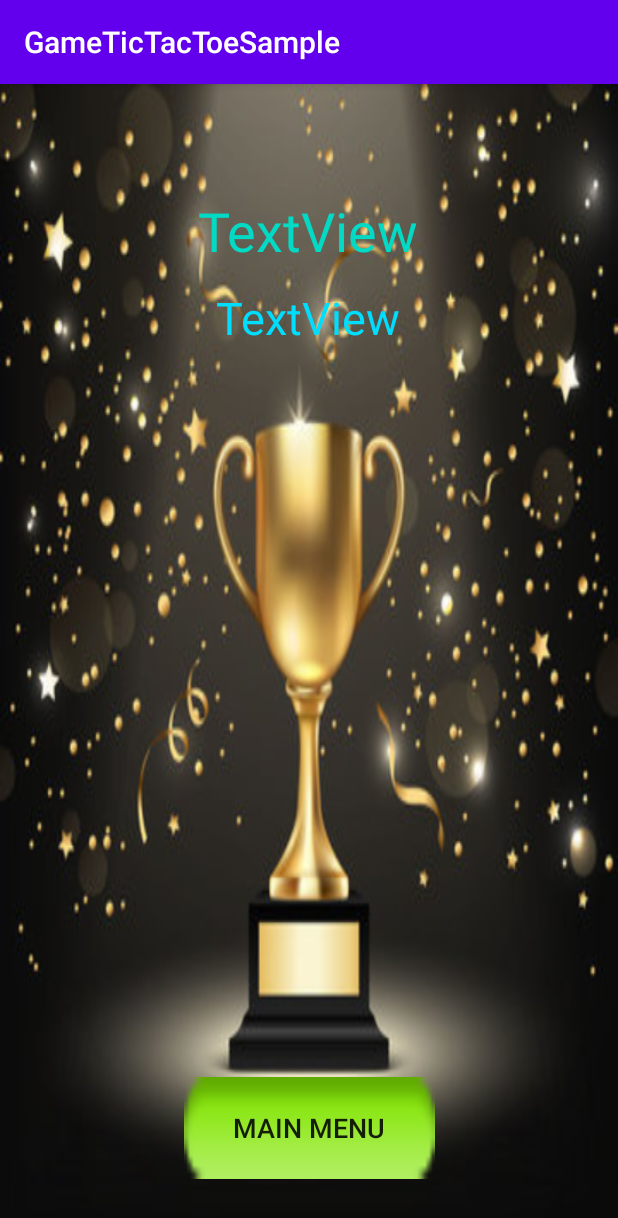
After one commit to varun-rajareddy/TicTocToe, an Android app: the Activity4 screen opened directly, with no data from a screen before it, on a phone screen of 412 x 824 dp. The commit adds this screen. Shown: the top 1218 px of the screen. Run offline under Robolectric (Android 15) with nearby library versions, the phone set to English and light mode, and no system bars; our stand-ins replace Firebase (no records; nobody signed in at launch, a user with empty details on screens opened directly).

Commit message:
3rd commit

```diff
--- /dev/null
+++ b/app/src/main/java/com/example/gametictactoesample/Activity4.java
@@ -0,0 +1,66 @@
+package com.example.gametictactoesample;
+
+import androidx.annotation.NonNull;
+import androidx.appcompat.app.AppCompatActivity;
+
+import android.os.Bundle;
+import android.widget.Button;
+import android.widget.TextView;
+import android.widget.Toast;
+
+import com.google.android.gms.tasks.OnFailureListener;
+import com.google.android.gms.tasks.OnSuccessListener;
+import com.google.firebase.firestore.DocumentSnapshot;
+import com.google.firebase.firestore.FirebaseFirestore;
+
+import static com.example.gametictactoesample.Activity3game.KEY_WINNER_NAME;
+import static com.example.gametictactoesample.Activity3game.KEY_WIN_SCORE;
+
+public class Activity4 extends AppCompatActivity {
+    public FirebaseFirestore db = FirebaseFirestore.getInstance();
+
+    TextView textViewWinnerName;
+    TextView textViewWinnerScore;
+    Button buttonMainMenu;
+
+    @Override
+    protected void onCreate(Bundle savedInstanceState) {
+        super.onCreate(savedInstanceState);
+        setContentView(R.layout.activity_4);
+
+        textViewWinnerName = findViewById(R.id.textView_winner_name);
+        textViewWinnerScore = findViewById(R.id.textView_winner_score);
+
+        buttonMainMenu = findViewById(R.id.button_main_menu);
+         loadScoreWinner();
+    }
+
+    private void loadScoreWinner() {
+
+        db.collection("GameScore").document("Tic tac toe winner notes").get()
+                .addOnSuccessListener(new OnSuccessListener<DocumentSnapshot>() {
+                    @Override
+                    public void onSuccess(DocumentSnapshot documentSnapshot) {
+                        if (documentSnapshot.exists()) {
+                            String WinnerName = documentSnapshot.getString(KEY_WINNER_NAME);
+                            String WinnerScore = documentSnapshot.getString(KEY_WIN_SCORE);
+
+                            //Map<String, Object> note = documentSnapshot.getData();
+                            textViewWinnerName.setText(WinnerName + " has Won!");
+                            textViewWinnerScore.setText("Score : " + WinnerScore);
+                        } else {
+                            Toast.makeText(Activity4.this, "Document does not exist", Toast.LENGTH_SHORT).show();
+                        }
+                    }
+                })
+                .addOnFailureListener(new OnFailureListener() {
+                    @Override
+                    public void onFailure(@NonNull Exception e) {
+                        Toast.makeText(Activity4.this, "Error!", Toast.LENGTH_SHORT).show();
+                        // Log.d(TAG, e.toString());
+                    }
+                });
+    }
+
+
+}
--- a/app/src/main/java/com/example/gametictactoesample/MainActivity.java
+++ b/app/src/main/java/com/example/gametictactoesample/MainActivity.java
@@ -22,7 +22,7 @@ import java.util.Map;
 public class MainActivity extends AppCompatActivity {
 
 
-    public static final String TAG = "MainActivity";
+   public static final String TAG = "MainActivity";
     public static final String KEY_NAME1 = "name1";
     public static final String KEY_NAME2 = "name2";
 
--- a/app/src/main/res/layout/activity_2.xml
+++ b/app/src/main/res/layout/activity_2.xml
@@ -18,6 +18,7 @@
         android:layout_marginEnd="28dp"
         android:layout_marginRight="28dp"
         android:text="Welcome to the Game"
+        android:textColor="@color/colorPrimary"
         android:textSize="28sp"
         app:layout_constraintEnd_toEndOf="parent"
         app:layout_constraintHorizontal_bias="1.0"
--- /dev/null
+++ b/app/src/main/res/layout/activity_4.xml
@@ -0,0 +1,57 @@
+<?xml version="1.0" encoding="utf-8"?>
+<androidx.constraintlayout.widget.ConstraintLayout xmlns:android="http://schemas.android.com/apk/res/android"
+    xmlns:app="http://schemas.android.com/apk/res-auto"
+    xmlns:tools="http://schemas.android.com/tools"
+    android:layout_width="match_parent"
+    android:layout_height="match_parent"
+    android:background="@drawable/winnerimage"
+    tools:context=".Activity4" >
+
+    <TextView
+        android:id="@+id/textView_winner_name"
+        android:layout_width="wrap_content"
+        android:layout_height="wrap_content"
+        android:layout_marginStart="132dp"
+        android:layout_marginLeft="132dp"
+        android:layout_marginTop="73dp"
+        android:layout_marginEnd="133dp"
+        android:layout_marginRight="133dp"
+        android:text="TextView"
+        android:textColor="?attr/colorAccent"
+        android:textSize="36sp"
+        app:layout_constraintEnd_toEndOf="parent"
+        app:layout_constraintStart_toStartOf="parent"
+        app:layout_constraintTop_toTopOf="parent" />
+
+    <TextView
+        android:id="@+id/textView_winner_score"
+        android:layout_width="wrap_content"
+        android:layout_height="wrap_content"
+        android:layout_marginStart="132dp"
+        android:layout_marginLeft="132dp"
+        android:layout_marginTop="13dp"
+        android:layout_marginEnd="133dp"
+        android:layout_marginRight="133dp"
+        android:text="TextView"
+        android:textColor="@android:color/holo_blue_bright"
+        android:textSize="30sp"
+        app:layout_constraintEnd_toEndOf="parent"
+        app:layout_constraintStart_toStartOf="parent"
+        app:layout_constraintTop_toBottomOf="@+id/textView_winner_name" />
+
+    <Button
+        android:id="@+id/button_main_menu"
+        android:layout_width="167dp"
+        android:layout_height="68dp"
+        android:layout_marginStart="122dp"
+        android:layout_marginLeft="122dp"
+        android:layout_marginEnd="122dp"
+        android:layout_marginRight="122dp"
+        android:layout_marginBottom="38dp"
+        android:background="@android:drawable/button_onoff_indicator_on"
+        android:text="Main Menu"
+        android:textSize="18sp"
+        app:layout_constraintBottom_toBottomOf="parent"
+        app:layout_constraintEnd_toEndOf="parent"
+        app:layout_constraintStart_toStartOf="parent" />
+</androidx.constraintlayout.widget.ConstraintLayout>
--- a/app/src/main/res/layout/activity_main.xml
+++ b/app/src/main/res/layout/activity_main.xml
@@ -19,7 +19,7 @@
         android:layout_marginRight="113dp"
         android:text="Tic Tac Toe"
         android:textAppearance="@style/TextAppearance.AppCompat.Body1"
-
+        android:textColor="@color/colorPrimary"
         android:textSize="36sp"
         app:layout_constraintEnd_toEndOf="parent"
         app:layout_constraintStart_toStartOf="parent"
@@ -62,8 +62,8 @@
     <Button
         android:id="@+id/button"
         style="@style/Widget.AppCompat.Button.Colored"
-        android:layout_width="95dp"
-        android:layout_height="54dp"
+        android:layout_width="93dp"
+        android:layout_height="48dp"
         android:layout_marginStart="144dp"
         android:layout_marginLeft="144dp"
         android:layout_marginTop="24dp"
--- a/app/src/main/res/values/colors.xml
+++ b/app/src/main/res/values/colors.xml
@@ -1,10 +1,6 @@
 <?xml version="1.0" encoding="utf-8"?>
 <resources>
-    <color name="purple_200">#FFBB86FC</color>
-    <color name="purple_500">#FF6200EE</color>
-    <color name="purple_700">#FF3700B3</color>
-    <color name="teal_200">#FF03DAC5</color>
-    <color name="teal_700">#FF018786</color>
-    <color name="black">#FF000000</color>
-    <color name="white">#FFFFFFFF</color>
+    <color name="colorPrimary">#6200EE</color>
+    <color name="colorPrimaryDark">#3700B3</color>
+    <color name="colorAccent">#03DAC5</color>
 </resources>
--- /dev/null
+++ b/app/src/main/res/values/styles.xml
@@ -0,0 +1,10 @@
+<resources>
+    <!-- Base application theme. -->
+    <style name="AppTheme" parent="Theme.AppCompat.Light.DarkActionBar">
+        <!-- Customize your theme here. -->
+        <item name="colorPrimary">@color/colorPrimary</item>
+        <item name="colorPrimaryDark">@color/colorPrimaryDark</item>
+        <item name="colorAccent">@color/colorAccent</item>
+    </style>
+
+</resources>
--- a/build.gradle
+++ b/build.gradle
@@ -5,8 +5,8 @@ buildscript {
         jcenter()
     }
     dependencies {
-        classpath "com.android.tools.build:gradle:4.1.0"
-        classpath 'com.google.gms:google-services:4.3.4'
+        classpath "com.android.tools.build:gradle:4.0.1"
+        classpath 'com.google.gms:google-services:4.2.0'
 
         // NOTE: Do not place your application dependencies here; they belong
         // in the individual module build.gradle files
--- a/gradle.properties
+++ b/gradle.properties
@@ -6,7 +6,7 @@
 # http://www.gradle.org/docs/current/userguide/build_environment.html
 # Specifies the JVM arguments used for the daemon process.
 # The setting is particularly useful for tweaking memory settings.
-org.gradle.jvmargs=-Xmx2048m -Dfile.encoding=UTF-8
+org.gradle.jvmargs=-Xmx2048m
 # When configured, Gradle will run in incubating parallel mode.
 # This option should only be used with decoupled projects. More details, visit
 # http://www.gradle.org/docs/current/userguide/multi_project_builds.html#sec:decoupled_projects
```
Also changed, not shown: app/build.gradle (+11 -18 lines), app/src/main/AndroidManifest.xml (+6 -2 lines), app/src/main/java/com/example/gametictactoesample/Activity2.java (+6 -5 lines), app/src/main/java/com/example/gametictactoesample/Activity3game.java (+26 -26 lines), gradle/wrapper/gradle-wrapper.properties, 2 other files.
